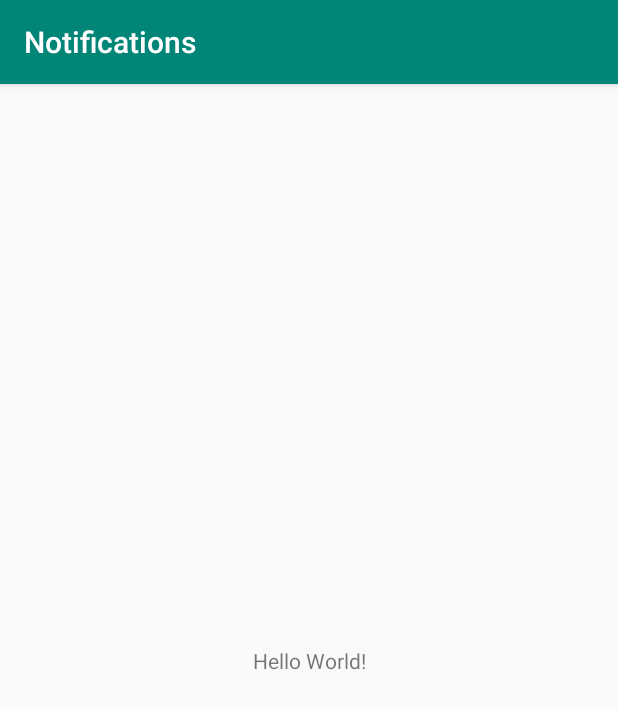
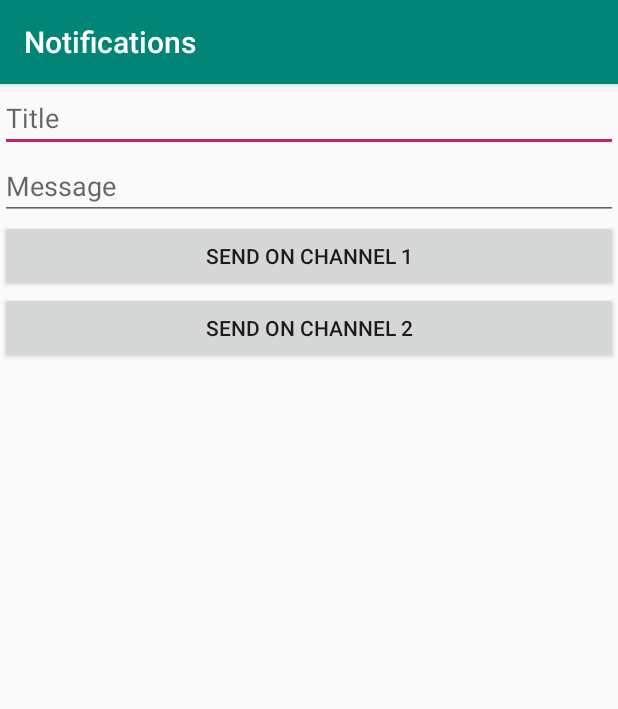
Before and after one commit to shrinidhi99/notifications-android, an Android app: the screen it shows after launch (MainActivity), on a phone screen of 412 x 824 dp. Shown: the top 709 px of the screen. Run offline under Robolectric (Android 15) with nearby library versions, the phone set to English and light mode, and no system bars.

Commit message:
Notification channels

```diff
--- a/app/src/main/AndroidManifest.xml
+++ b/app/src/main/AndroidManifest.xml
@@ -3,6 +3,7 @@
     package="com.example.notifications">
 
     <application
+        android:name=".App"
         android:allowBackup="true"
         android:icon="@mipmap/ic_launcher"
         android:label="@string/app_name"
--- /dev/null
+++ b/app/src/main/java/com/example/notifications/App.java
@@ -0,0 +1,38 @@
+package com.example.notifications;
+
+import android.app.Application;
+import android.app.NotificationChannel;
+import android.app.NotificationManager;
+import android.os.Build;
+
+public class App extends Application {
+    public static final String CHANNEL_1_ID = "channel1";
+    public static final String CHANNEL_2_ID = "channel2";
+
+    @Override
+    public void onCreate() {
+        super.onCreate();
+        createNotificationChannels();
+    }
+
+    private void createNotificationChannels() {
+        if (Build.VERSION.SDK_INT >= Build.VERSION_CODES.O) {
+            NotificationChannel channel1 = new NotificationChannel(
+                    CHANNEL_1_ID,
+                    "Channel 1",
+                    NotificationManager.IMPORTANCE_HIGH
+            );
+            channel1.setDescription("This is channel 1");
+            NotificationChannel channel2 = new NotificationChannel(
+                    CHANNEL_2_ID,
+                    "Channel 2",
+                    NotificationManager.IMPORTANCE_LOW
+            );
+            channel2.setDescription("This is channel 2");
+
+            NotificationManager manager = getSystemService(NotificationManager.class);
+            manager.createNotificationChannel(channel1);
+            manager.createNotificationChannel(channel2);
+        }
+    }
+}
--- a/app/src/main/java/com/example/notifications/MainActivity.java
+++ b/app/src/main/java/com/example/notifications/MainActivity.java
@@ -1,14 +1,48 @@
 package com.example.notifications;
 
+import android.app.Notification;
+import android.os.Bundle;
+import android.view.View;
+import android.widget.EditText;
+
 import androidx.appcompat.app.AppCompatActivity;
-
-import android.os.Bundle;
+import androidx.core.app.NotificationCompat;
+import androidx.core.app.NotificationManagerCompat;
 
 public class MainActivity extends AppCompatActivity {
+    private NotificationManagerCompat notificationManagerCompat;
+    private EditText editTextTitle;
+    private EditText editTextMessage;
 
     @Override
     protected void onCreate(Bundle savedInstanceState) {
         super.onCreate(savedInstanceState);
         setContentView(R.layout.activity_main);
+        notificationManagerCompat = NotificationManagerCompat.from(this);
+        editTextTitle = findViewById(R.id.edit_text_title);
+        editTextMessage = findViewById(R.id.edit_text_message);
+    }
+
+    public void sendOnChannel1(View v) {
+        Notification notification = new NotificationCompat.Builder(this, App.CHANNEL_1_ID)
+                .setSmallIcon(R.drawable.ic_looks_one_black_24dp)
+                .setContentTitle(editTextTitle.getText().toString().trim())
+                .setContentText(editTextMessage.getText().toString().trim())
+                .setPriority(NotificationCompat.PRIORITY_HIGH)
+                .setCategory(NotificationCompat.CATEGORY_MESSAGE)
+                .build();
+
+        notificationManagerCompat.notify(1, notification);
+    }
+
+    public void sendOnChannel2(View v) {
+        Notification notification = new NotificationCompat.Builder(this, App.CHANNEL_2_ID)
+                .setSmallIcon(R.drawable.ic_looks_two_black_24dp)
+                .setContentTitle(editTextTitle.getText().toString().trim())
+                .setContentText(editTextMessage.getText().toString().trim())
+                .setPriority(NotificationCompat.PRIORITY_LOW)
+                .build();
+
+        notificationManagerCompat.notify(2, notification);
     }
 }
--- /dev/null
+++ b/app/src/main/res/drawable/ic_looks_one_black_24dp.xml
@@ -0,0 +1,9 @@
+<vector xmlns:android="http://schemas.android.com/apk/res/android"
+        android:width="24dp"
+        android:height="24dp"
+        android:viewportWidth="24.0"
+        android:viewportHeight="24.0">
+    <path
+        android:fillColor="#FF000000"
+        android:pathData="M19,3L5,3c-1.1,0 -2,0.9 -2,2v14c0,1.1 0.9,2 2,2h14c1.1,0 2,-0.9 2,-2L21,5c0,-1.1 -0.9,-2 -2,-2zM14,17h-2L12,9h-2L10,7h4v10z"/>
+</vector>
--- /dev/null
+++ b/app/src/main/res/drawable/ic_looks_two_black_24dp.xml
@@ -0,0 +1,9 @@
+<vector xmlns:android="http://schemas.android.com/apk/res/android"
+        android:width="24dp"
+        android:height="24dp"
+        android:viewportWidth="24.0"
+        android:viewportHeight="24.0">
+    <path
+        android:fillColor="#FF000000"
+        android:pathData="M19,3L5,3c-1.1,0 -2,0.9 -2,2v14c0,1.1 0.9,2 2,2h14c1.1,0 2,-0.9 2,-2L21,5c0,-1.1 -0.9,-2 -2,-2zM15,11c0,1.11 -0.9,2 -2,2h-2v2h4v2L9,17v-4c0,-1.11 0.9,-2 2,-2h2L13,9L9,9L9,7h4c1.1,0 2,0.89 2,2v2z"/>
+</vector>
--- a/app/src/main/res/layout/activity_main.xml
+++ b/app/src/main/res/layout/activity_main.xml
@@ -1,18 +1,33 @@
 <?xml version="1.0" encoding="utf-8"?>
-<androidx.constraintlayout.widget.ConstraintLayout xmlns:android="http://schemas.android.com/apk/res/android"
-    xmlns:app="http://schemas.android.com/apk/res-auto"
+<LinearLayout xmlns:android="http://schemas.android.com/apk/res/android"
     xmlns:tools="http://schemas.android.com/tools"
     android:layout_width="match_parent"
     android:layout_height="match_parent"
+    android:orientation="vertical"
     tools:context=".MainActivity">
 
-    <TextView
-        android:layout_width="wrap_content"
+    <EditText
+        android:id="@+id/edit_text_title"
+        android:layout_width="match_parent"
         android:layout_height="wrap_content"
-        android:text="Hello World!"
-        app:layout_constraintBottom_toBottomOf="parent"
-        app:layout_constraintLeft_toLeftOf="parent"
-        app:layout_constraintRight_toRightOf="parent"
-        app:layout_constraintTop_toTopOf="parent" />
+        android:hint="Title" />
 
-</androidx.constraintlayout.widget.ConstraintLayout>
+    <EditText
+        android:id="@+id/edit_text_message"
+        android:layout_width="match_parent"
+        android:layout_height="wrap_content"
+        android:hint="Message" />
+
+    <Button
+        android:layout_width="match_parent"
+        android:layout_height="wrap_content"
+        android:onClick="sendOnChannel1"
+        android:text="Send on channel 1" />
+
+    <Button
+        android:layout_width="match_parent"
+        android:layout_height="wrap_content"
+        android:onClick="sendOnChannel2"
+        android:text="Send on channel 2" />
+
+</LinearLayout>
```
